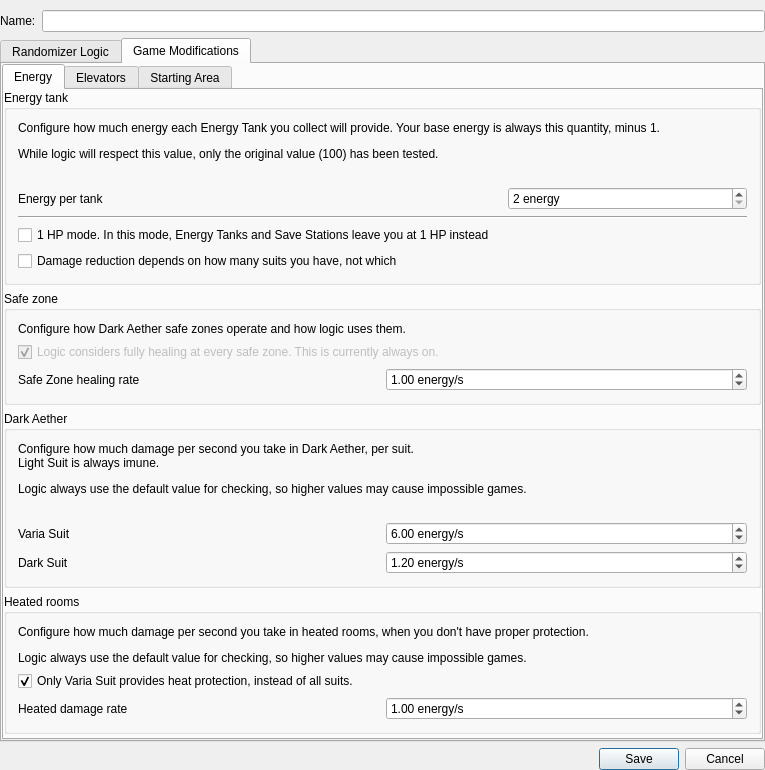
randovania/randovania, file randovania/gui/ui_files/logic_settings_window.ui: the form before one commit.
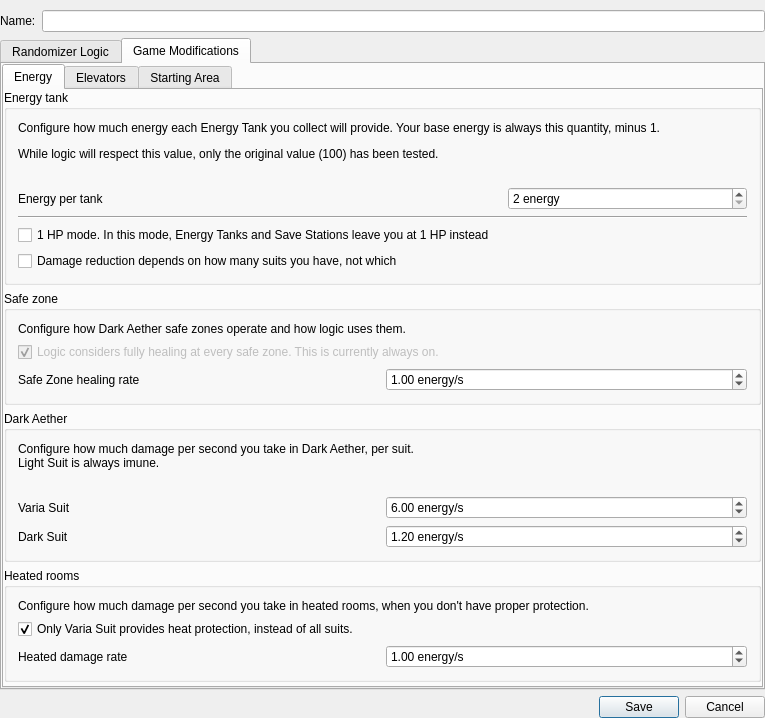
The form after the commit. The open tabs and pages were chosen to show the change.

Commit message:
Add custom damage reductions
* Fixes Varia-only heat reduction
* Fixes prime 1 damage reduction, as well as progressive
* Makes custom heat/dark aether damage customization logical

The edit to the form file:
```diff
--- a/randovania/gui/ui_files/logic_settings_window.ui
+++ b/randovania/gui/ui_files/logic_settings_window.ui
@@ -627,7 +627,7 @@
                  </sizepolicy>
                 </property>
                 <property name="text">
-                 <string>&lt;html&gt;&lt;head/&gt;&lt;body&gt;&lt;p&gt;Configure how much damage per second you take in Dark Aether, per suit.&lt;br/&gt;Light Suit is always imune.&lt;/p&gt;&lt;p&gt;Logic always use the default value for checking, so higher values may cause impossible games.&lt;/p&gt;&lt;/body&gt;&lt;/html&gt;</string>
+                 <string>&lt;html&gt;&lt;head/&gt;&lt;body&gt;&lt;p&gt;Configure how much damage per second you take in Dark Aether, per suit.&lt;br/&gt;Light Suit is always imune.&lt;/p&gt;&lt;/body&gt;&lt;/html&gt;</string>
                 </property>
                 <property name="wordWrap">
                  <bool>false</bool>
@@ -662,7 +662,7 @@
               <item row="0" column="0" colspan="2">
                <widget class="QLabel" name="heated_damage_description">
                 <property name="text">
-                 <string>&lt;html&gt;&lt;head/&gt;&lt;body&gt;&lt;p&gt;Configure how much damage per second you take in heated rooms, when you don't have proper protection.&lt;/p&gt;&lt;p&gt;Logic always use the default value for checking, so higher values may cause impossible games.&lt;/p&gt;&lt;/body&gt;&lt;/html&gt;</string>
+                 <string>&lt;html&gt;&lt;head/&gt;&lt;body&gt;&lt;p&gt;Configure how much damage per second you take in heated rooms, when you don't have proper protection.&lt;/p&gt;&lt;/body&gt;&lt;/html&gt;</string>
                 </property>
                </widget>
               </item>
```
The commit also changes 9 other files.
